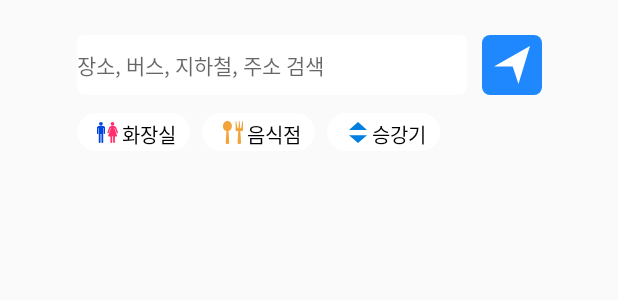
After one commit to CeylonPark/BarrierLess, an Android app: the layout fragment_location.xml on its own in the app's theme, with its tools: preview values and no code run, on a phone screen of 412 x 824 dp. The commit adds this screen. Shown: the top 300 px of the screen. Run offline under Robolectric (Android 15) with nearby library versions, the phone set to English and light mode, and no system bars.

Commit message:
feat: location fragment

```diff
--- /dev/null
+++ b/app/src/main/res/drawable/bg_location_search.xml
@@ -0,0 +1,7 @@
+<?xml version="1.0" encoding="utf-8"?>
+<shape xmlns:android="http://schemas.android.com/apk/res/android"
+       android:shape="rectangle">
+    <size android:width="260dp" android:height="40dp"/>
+    <solid android:color="#fff"/>
+    <corners android:radius="5dp"/>
+</shape>
--- /dev/null
+++ b/app/src/main/res/drawable/bg_shortcuts.xml
@@ -0,0 +1,13 @@
+<?xml version="1.0" encoding="utf-8"?>
+<shape
+            xmlns:android="http://schemas.android.com/apk/res/android"
+            android:shape="rectangle">
+    <size android:width="75dp" android:height="25dp"/>
+    <solid android:color="#fff"/>
+    <corners android:radius="12.5dp"/>
+    <padding
+            android:top="5dp"
+            android:left="13.5dp"
+            android:right="48.5dp"
+            android:bottom="5dp"/>
+</shape>
--- /dev/null
+++ b/app/src/main/res/drawable/btn_location_search.xml
@@ -0,0 +1,17 @@
+<?xml version="1.0" encoding="utf-8"?>
+<layer-list
+            xmlns:android="http://schemas.android.com/apk/res/android">
+    <item>
+        <shape android:shape="rectangle">
+            <size android:width="40dp" android:height="40dp"/>
+            <solid android:color="#2088ff"/>
+            <corners android:radius="5dp"/>
+            <padding
+                    android:top="7.5dp"
+                    android:right="8.5dp"
+                    android:bottom="7.5dp"
+                    android:left="8.5dp"/>
+        </shape>
+    </item>
+    <item android:drawable="@drawable/ic_location_arrow"/>
+</layer-list>
--- /dev/null
+++ b/app/src/main/res/drawable/ic_elevator.xml
@@ -0,0 +1,4 @@
+<vector android:height="14dp" android:viewportHeight="28"
+    android:viewportWidth="24" android:width="12dp" xmlns:android="http://schemas.android.com/apk/res/android">
+    <path android:fillColor="#007fe1" android:pathData="M12,0 L0,10.5h24zM0,17.5 L12,28l12,-10.5z"/>
+</vector>
--- /dev/null
+++ b/app/src/main/res/drawable/ic_location_arrow.xml
@@ -0,0 +1,4 @@
+<vector android:width="23dp" android:height="25dp" android:viewportWidth="46" android:viewportHeight="50"
+        xmlns:android="http://schemas.android.com/apk/res/android">
+    <path android:fillColor="#fff" android:pathData="m31.28,50 l-7.36,-22.987L0,27.013l46,-27.013z"/>
+</vector>
--- /dev/null
+++ b/app/src/main/res/drawable/ic_spoon_fork.xml
@@ -0,0 +1,4 @@
+<vector android:height="15dp" android:viewportHeight="30"
+    android:viewportWidth="26" android:width="13dp" xmlns:android="http://schemas.android.com/apk/res/android">
+    <path android:fillColor="#f2a43b" android:pathData="M5.777,0c-3.191,0 -5.778,2.938 -5.778,6.563a6.449,6.449 0,0 0,4.446 6.386l-0.957,15.18a1.767,1.767 0,0 0,1.808 1.871h0.963a1.767,1.767 0,0 0,1.806 -1.871l-0.957,-15.179a6.449,6.449 0,0 0,4.447 -6.387c0,-3.624 -2.587,-6.563 -5.778,-6.563zM25.197,0 L23.597,9.375h-1.2l-0.8,-9.375h-0.8l-0.8,9.375h-1.2l-1.6,-9.375h-0.8v12.188a0.95,0.95 0,0 0,0.963 0.938h2.508l-0.946,15a1.767,1.767 0,0 0,1.808 1.871h0.935a1.767,1.767 0,0 0,1.808 -1.871l-0.946,-15h2.508a0.95,0.95 0,0 0,0.963 -0.937L25.998,0z"/>
+</vector>
--- /dev/null
+++ b/app/src/main/res/drawable/ic_toilet.xml
@@ -0,0 +1,7 @@
+<vector android:height="14dp" android:viewportHeight="28"
+    android:viewportWidth="28" android:width="14dp" xmlns:android="http://schemas.android.com/apk/res/android">
+    <path android:fillColor="#0045e4" android:pathData="M2.372,26.813A1.1,1.1 0,0 0,3.56 27.999a1.1,1.1 0,0 0,1.186 -1.186L4.746,15.844h1.183v10.969a1.1,1.1 0,0 0,1.186 1.186,1.1 1.1,0 0,0 1.186,-1.186L8.301,8.136h0.593v6.709a0.9,0.9 0,1 0,1.779 0v-7.207c0,-1.569 -1.13,-2.467 -2.965,-2.467L2.96,5.171c-1.672,0 -2.965,0.723 -2.965,2.423L-0.005,15.251a0.889,0.889 0,1 0,1.779 0v-7.115h0.593z"/>
+    <path android:fillColor="#0045e4" android:pathData="M7.708,2.446A2.446,2.446 0,1 1,5.262 0a2.446,2.446 0,0 1,2.446 2.446z"/>
+    <path android:fillColor="#ff2d6c" android:pathData="M23.102,2.446A2.446,2.446 0,1 1,20.656 0a2.446,2.446 0,0 1,2.446 2.446z"/>
+    <path android:fillColor="#ff2d6c" android:pathData="m26.761,17.919 l-3.5,-9.628 -0.02,-0.1a0.259,0.259 0,0 1,0.265 -0.254,0.264 0.264,0 0,1 0.258,0.2l2.382,6.228a1.512,1.512 0,0 0,1.237 0.593c0.572,0 0.631,-1.124 0.619,-1.186l-2.382,-5.993a3.269,3.269 0,0 0,-3.183 -2.6h-3.1a3.388,3.388 0,0 0,-3.286 2.6l-2.275,6.067c-0.052,0.118 0,1.149 0.619,1.149 0.481,0 1.121,-0.186 1.237,-0.611l2.3,-6.264a0.27,0.27 0,0 1,0.25 -0.173,0.257 0.257,0 0,1 0.264,0.251l-0.016,0.09 -3.414,9.636c-0.007,0.028 0,0.712 0,0.741 0,0.205 0.5,0.741 0.71,0.741h2.2v7.468a1.187,1.187 0,0 0,2.372 0v-7.77c0,-0.168 1.186,-0.162 1.186,0.005v7.708a1.186,1.186 0,0 0,2.372 0v-7.415h2.294c0.215,0 0.619,-0.536 0.619,-0.741 0,-0.047 0.017,-0.7 0,-0.741z"/>
+</vector>
--- /dev/null
+++ b/app/src/main/res/layout/fragment_location.xml
@@ -0,0 +1,101 @@
+<?xml version="1.0" encoding="utf-8"?>
+<androidx.constraintlayout.widget.ConstraintLayout
+            xmlns:android="http://schemas.android.com/apk/res/android"
+            xmlns:app="http://schemas.android.com/apk/res-auto"
+            android:layout_width="match_parent"
+            android:layout_height="wrap_content">
+    <LinearLayout
+            android:id="@+id/locationSearch"
+            android:layout_width="wrap_content"
+            android:layout_height="wrap_content"
+            app:layout_constraintTop_toTopOf="parent"
+            app:layout_constraintStart_toStartOf="parent"
+            app:layout_constraintEnd_toEndOf="parent"
+            android:layout_marginTop="23dp">
+        <EditText
+                android:layout_width="wrap_content"
+                android:layout_height="wrap_content"
+                android:background="@drawable/bg_location_search"
+                android:hint="장소, 버스, 지하철, 주소 검색"
+                android:fontFamily="@font/nanum_gothic"
+                android:textSize="14sp"
+                android:textColor="#b8b8b8"/>
+        <ImageButton
+                android:layout_width="wrap_content"
+                android:layout_height="wrap_content"
+                android:src="@drawable/btn_location_search"
+                android:background="#fff"
+                android:layout_marginStart="10dp"
+                android:layout_marginLeft="10dp"/>
+    </LinearLayout>
+
+    <ImageButton
+            android:id="@+id/toiletBtn"
+            android:layout_width="wrap_content"
+            android:layout_height="wrap_content"
+            android:src="@drawable/ic_toilet"
+            android:background="@drawable/bg_shortcuts"
+            app:layout_constraintTop_toBottomOf="@id/locationSearch"
+            app:layout_constraintStart_toStartOf="@+id/locationSearch"
+            android:layout_marginTop="12dp"/>
+    <TextView
+            android:layout_width="wrap_content"
+            android:layout_height="wrap_content"
+            app:layout_constraintTop_toTopOf="@id/toiletBtn"
+            app:layout_constraintStart_toStartOf="@id/toiletBtn"
+            android:layout_marginTop="4dp"
+            android:layout_marginStart="30dp"
+            android:layout_marginLeft="30dp"
+            android:text="화장실"
+            android:fontFamily="@font/nanum_gothic"
+            android:textSize="13sp"
+            android:textColor="#000"/>
+
+    <ImageButton
+            android:id="@+id/foodBtn"
+            android:layout_width="wrap_content"
+            android:layout_height="wrap_content"
+            android:src="@drawable/ic_spoon_fork"
+            android:background="@drawable/bg_shortcuts"
+            app:layout_constraintTop_toBottomOf="@id/locationSearch"
+            app:layout_constraintStart_toEndOf="@id/toiletBtn"
+            android:layout_marginTop="12dp"
+            android:layout_marginStart="8dp"
+            android:layout_marginLeft="8dp"/>
+    <TextView
+            android:layout_width="wrap_content"
+            android:layout_height="wrap_content"
+            app:layout_constraintTop_toTopOf="@id/foodBtn"
+            app:layout_constraintStart_toStartOf="@id/foodBtn"
+            android:layout_marginTop="4dp"
+            android:layout_marginStart="30dp"
+            android:layout_marginLeft="30dp"
+            android:text="음식점"
+            android:fontFamily="@font/nanum_gothic"
+            android:textSize="13sp"
+            android:textColor="#000"/>
+
+    <ImageButton
+            android:id="@+id/elevatorBtn"
+            android:layout_width="wrap_content"
+            android:layout_height="wrap_content"
+            android:src="@drawable/ic_elevator"
+            android:background="@drawable/bg_shortcuts"
+            app:layout_constraintTop_toBottomOf="@id/locationSearch"
+            app:layout_constraintStart_toEndOf="@id/foodBtn"
+            android:layout_marginTop="12dp"
+            android:layout_marginStart="8dp"
+            android:layout_marginLeft="8dp"/>
+    <TextView
+            android:layout_width="wrap_content"
+            android:layout_height="wrap_content"
+            app:layout_constraintTop_toTopOf="@id/elevatorBtn"
+            app:layout_constraintStart_toStartOf="@id/elevatorBtn"
+            android:layout_marginTop="4dp"
+            android:layout_marginStart="30dp"
+            android:layout_marginLeft="30dp"
+            android:text="승강기"
+            android:fontFamily="@font/nanum_gothic"
+            android:textSize="13sp"
+            android:textColor="#000"/>
+</androidx.constraintlayout.widget.ConstraintLayout>
--- a/app/src/main/res/values/colors.xml
+++ b/app/src/main/res/values/colors.xml
@@ -1,4 +1,6 @@
 <?xml version="1.0" encoding="utf-8"?>
 <resources>
     <color name="ic_launcher_background">#fff</color>
+
+    <color name="white">#fff</color>
 </resources>
--- a/app/src/main/res/values/styles.xml
+++ b/app/src/main/res/values/styles.xml
@@ -2,7 +2,7 @@
     <!-- Base application theme. -->
     <style name="AppTheme" parent="Theme.AppCompat.Light.DarkActionBar">
         <!-- Customize your theme here. -->
-        <item name="colorPrimary">#fff</item>
+        <item name="colorPrimary">#0000</item>
         <item name="windowActionBar">false</item>
         <item name="windowNoTitle">true</item>
     </style>
```
Also changed, not shown: app/src/main/java/com/nalssam/barrierless/LocationFragment.java (added, +34 -0 lines), app/src/main/java/com/nalssam/barrierless/around/AroundView.java (+38 -1 lines), app/src/main/res/layout/activity_main.xml (+7 -0 lines), app/src/main/res/layout/fragment_navigation.xml (added, +67 -0 lines), app/src/main/res/layout/fragment_test.xml (added, +18 -0 lines).
